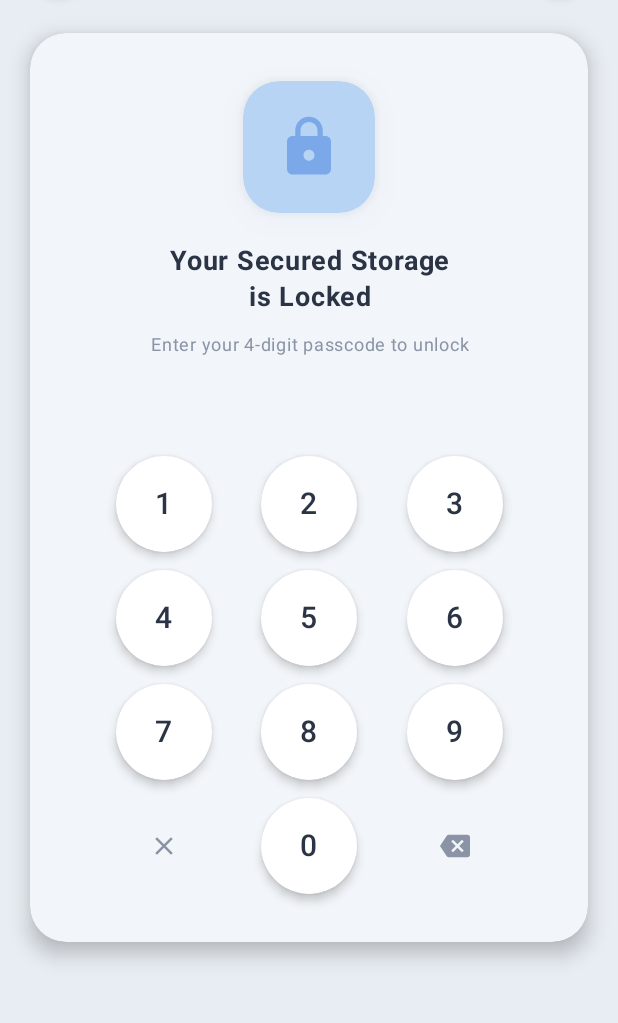
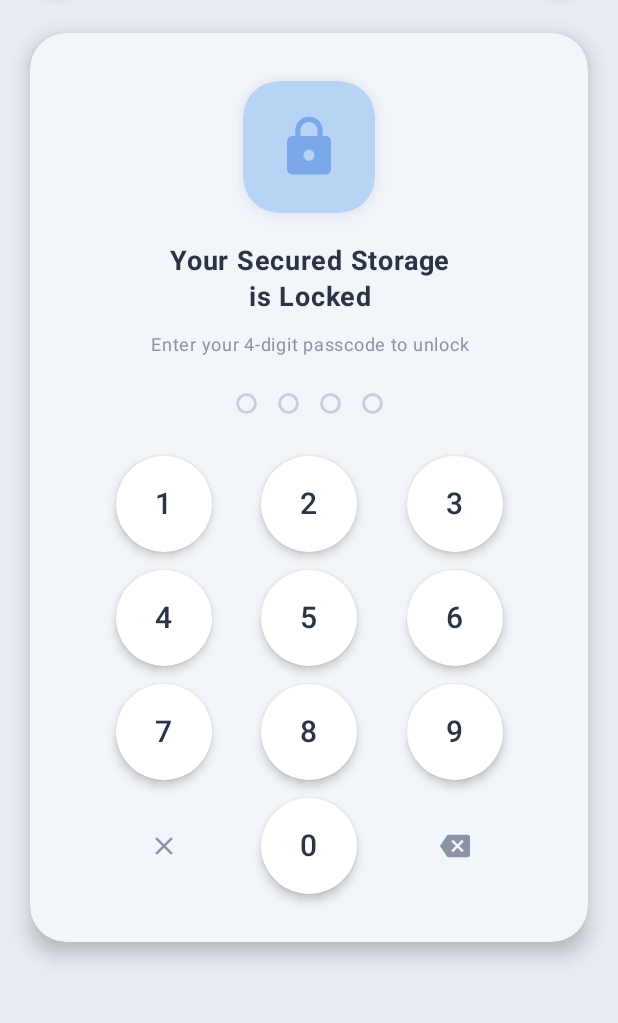
Before and after one commit to kulana121-bit/new-file-manager, an Android app built with Jetpack Compose: the composable LockedFilesScreen shown on its own in the app's theme, on a phone screen of 412 x 824 dp, the part 87-1110 px from its top. Run offline under Robolectric (Android 15) with nearby library versions, the light colour scheme and no system bars.

Commit message:
fix: correct border modifier in PIN dots

```diff
--- a/app/src/main/java/com/ravi/newfilemanager/ui/LockedFilesScreen.kt
+++ b/app/src/main/java/com/ravi/newfilemanager/ui/LockedFilesScreen.kt
@@ -1,6 +1,7 @@
 package com.ravi.newfilemanager.ui
 
 import androidx.compose.foundation.background
+import androidx.compose.foundation.border
 import androidx.compose.foundation.clickable
 import androidx.compose.foundation.layout.Arrangement
 import androidx.compose.foundation.layout.Box
@@ -170,32 +171,15 @@ fun LockedFilesScreen(
                             .size(14.dp)
                             .clip(CircleShape)
                             .background(
-                                if (filled) TextMuted else Color.Transparent
+                                if (filled) TextMuted
+                                else Color.Transparent
                             )
-                            .then(
-                                if (!filled) Modifier.background(
-                                    Color.Transparent,
-                                    CircleShape
-                                ) else Modifier
-                            ),
-                        contentAlignment = Alignment.Center
-                    ) {
-                        if (!filled) {
-                            Box(
-                                modifier = Modifier
-                                    .size(14.dp)
-                                    .clip(CircleShape)
-                                    .background(Color.Transparent)
-                            ) {
-                                // Outer ring
-                                androidx.compose.foundation.border(
-                                    1.5.dp,
-                                    TextMuted.copy(alpha = 0.4f),
-                                    CircleShape
-                                )
-                            }
-                        }
-                    }
+                            .border(
+                                1.5.dp,
+                                TextMuted.copy(alpha = 0.4f),
+                                CircleShape
+                            )
+                    )
                 }
             }
 
```
